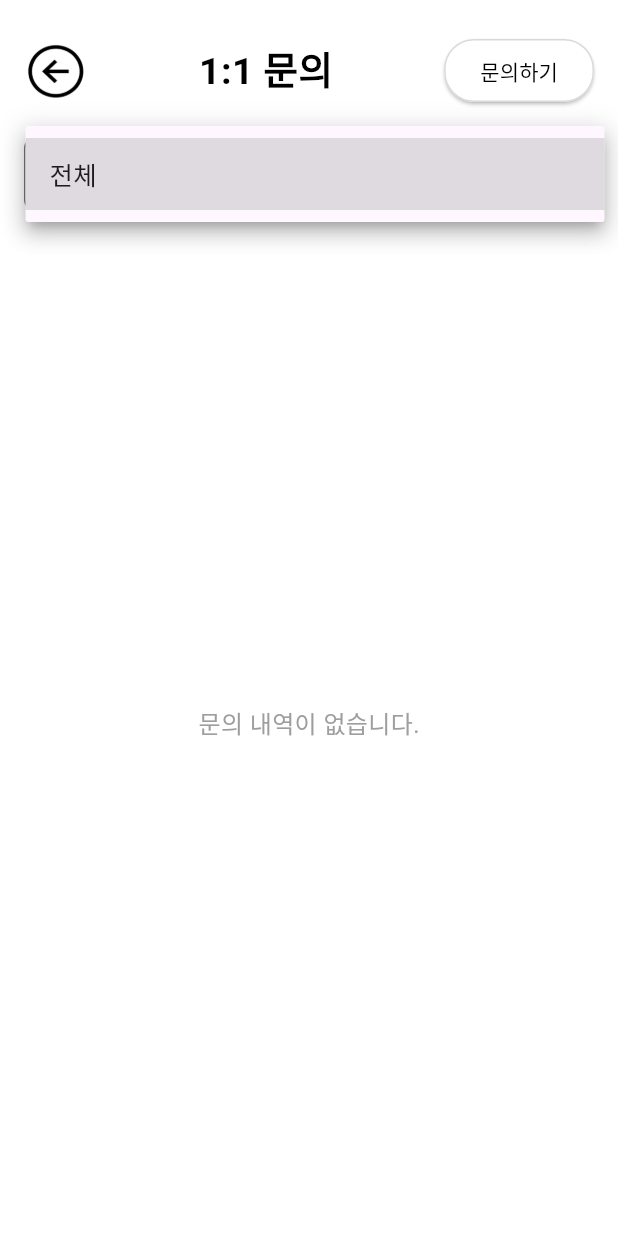
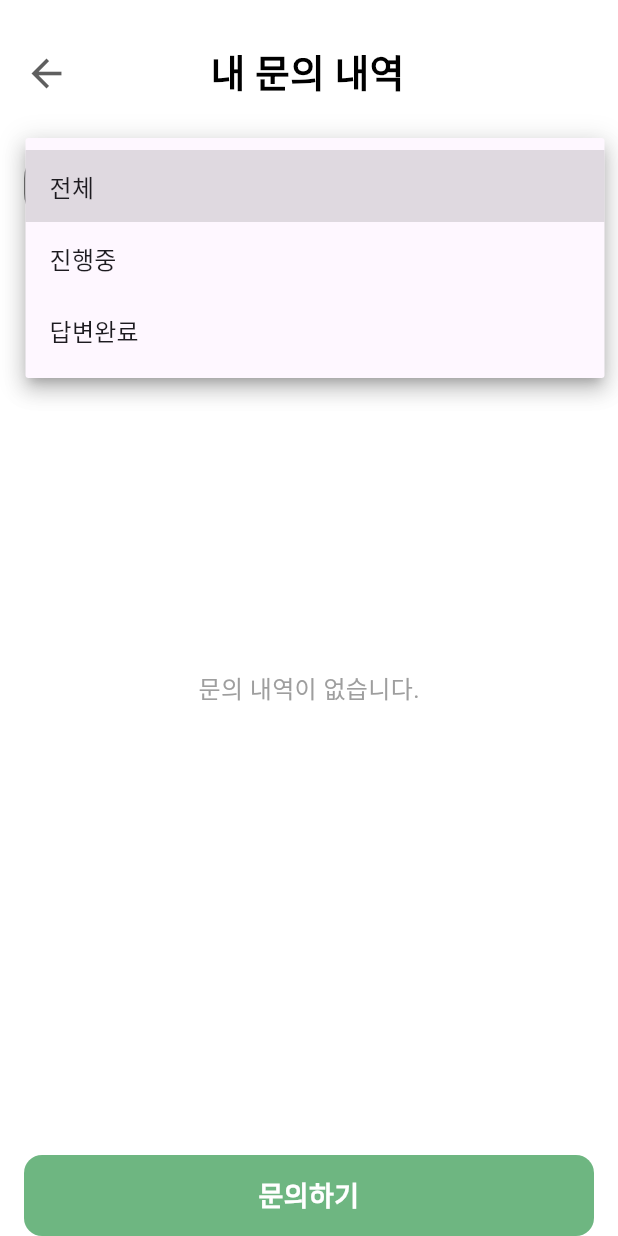
Before and after one commit to Ssdam-Ssdam/Ssdam_Frontend, a Flutter app: the InquiryScreen screen opened directly with empty values, after a tap on "전체", on a phone screen of 412 x 824 dp. Run offline on Flutter 3.47's test engine with Material 3 defaults, Android fonts, the phone set to English and light mode, and no system bars; our stand-ins replace flutter_map, flutter_secure_storage, image_picker, latlong2; missing offline and left inert: daum_postcode_search; accounts and stored records are empty; network calls fail; Roboto replaces fonts that are missing (Pretendard).

Commit message:
fix: add _filterInquiries & update UI design in inquiryScreen

```diff
--- a/lib/screens/inquiry_screen.dart
+++ b/lib/screens/inquiry_screen.dart
@@ -14,7 +14,6 @@ class InquiryScreen extends StatefulWidget {
     required this.onNavigateBack,
     required this.onNavigateToInquiryCreate, // 콜백 초기화
     required this.onNavigateToInquiryDetail,
-
   });
 
   @override
@@ -24,6 +23,7 @@ class InquiryScreen extends StatefulWidget {
 class _InquiryScreenState extends State<InquiryScreen> {
   String selectedValue = '전체'; // 드롭다운 초기값
   List<Map<String, dynamic>> inquiries = []; // 문의 데이터 리스트
+  List<Map<String, dynamic>> filteredInquiries = []; // 필터링된 문의 데이터 리스트
   final String url = "http://3.36.62.234:3000/inquiry/view-all"; // 서버 URL
 
   @override
@@ -54,6 +54,7 @@ class _InquiryScreenState extends State<InquiryScreen> {
         if (responseData.containsKey('inquiry')) {
           setState(() {
             inquiries = List<Map<String, dynamic>>.from(responseData['inquiry']);
+            filteredInquiries = List.from(inquiries); // 초기에는 전체 데이터를 필터링된 데이터로 설정
           });
         } else {
           print("문의 데이터가 없습니다: ${response.body}");
@@ -64,6 +65,19 @@ class _InquiryScreenState extends State<InquiryScreen> {
     } catch (error) {
       print("네트워크 오류: $error");
     }
+  }
+
+  void _filterInquiries() {
+    setState(() {
+      if (selectedValue == '전체') {
+        filteredInquiries = List.from(inquiries); // 전체 선택 시 모든 문의 내역을 보여줌
+      } else {
+        filteredInquiries = inquiries.where((inquiry) {
+          String statusText = _getStatusText(inquiry['res_status']);
+          return statusText == selectedValue; // '진행중' 또는 '답변완료'에 맞게 필터링
+        }).toList();
+      }
+    });
   }
 
   String _formatDate(String? dateStr) {
@@ -141,56 +155,49 @@ class _InquiryScreenState extends State<InquiryScreen> {
   Widget build(BuildContext context) {
     return Scaffold(
       backgroundColor: Colors.white, // 배경색 흰색 설정
-      body: Padding(
-        // padding: const EdgeInsets.all(16.0),
-        padding: const EdgeInsets.only(right: 16, bottom: 16, left:16, top:23),
-        child: Column(
+      body: Column(
         children: [
-            Row(
+          Padding(
+            padding: const EdgeInsets.only(right: 16, bottom: 16, left: 16, top: 30), // 상단 여백 증가
+            child: Row(
               children: [
                 GestureDetector(
                   onTap: widget.onNavigateBack,
-                  child: Image.asset(
-                    'assets/backbutton.png',
-                    height: 40,
+                  child: Icon(
+                    Icons.arrow_back, // 기본 안드로이드 뒤로가기 화살표 아이콘
+                    color: Color(0xFF5F5F5F), // 색상 #5f5f5f 설정
+                    size: 30, // 아이콘 크기 조정
                   ),
                 ),
-                Spacer(),
-                Text(
-                  '1:1 문의',
+                Spacer(),  // 왼쪽 아이콘과 텍스트 사이에 공간을 추가
+                Padding(
+                  padding: const EdgeInsets.only(right: 32.0), // 왼쪽으로 10px 이동
+                  child: Text(
+                    '내 문의 내역',
                     style: TextStyle(
                       color: Colors.black,
                       fontWeight: FontWeight.w600,
                       fontSize: 25,
                     ),
                   ),
-                Spacer(),
-                ElevatedButton(
-                  onPressed: widget.onNavigateToInquiryCreate, // InquiryCreateScreen으로 이동
-                  style: ElevatedButton.styleFrom(
-                    backgroundColor: Colors.white,
-                    side: BorderSide(color: Color(0xFFD9D9D9)),
-                    shape: RoundedRectangleBorder(
-                      borderRadius: BorderRadius.circular(20),
                 ),
-                    minimumSize: Size(90, 42),
-                  ),
-                  child: Text(
-                    '문의하기',
-                    style: TextStyle(color: Colors.black),
+                Spacer(),  // 텍스트 오른쪽에도 공간을 추가하여 화면 중앙에 정렬
+              ],
             ),
           ),
-              ],
-            ),
-            SizedBox(height: 20),
+
+
+          SizedBox(height: 15), // 상단과 문의하기 버튼 사이 간격 증가
           Row(
             children: [
               Expanded(
+                child: Padding(
+                  padding: const EdgeInsets.symmetric(horizontal: 16.0), // 좌우 여백 추가
                   child: Container(
                     padding: EdgeInsets.symmetric(horizontal: 16.0),
                     decoration: BoxDecoration(
                       border: Border.all(color: Colors.black54),
-                      borderRadius: BorderRadius.circular(8.0),
+                      borderRadius: BorderRadius.circular(20.0), // 드롭다운 박스 둥글게 수정
                     ),
                     child: DropdownButton<String>(
                       value: selectedValue,
@@ -199,15 +206,16 @@ class _InquiryScreenState extends State<InquiryScreen> {
                       onChanged: (String? newValue) {
                         setState(() {
                           selectedValue = newValue!;
+                          _filterInquiries(); // 드롭다운 값이 변경될 때마다 필터링
                         });
                       },
-                      items: <String>['전체']
+                      items: <String>['전체', '진행중', '답변완료']
                           .map<DropdownMenuItem<String>>((String value) {
                         return DropdownMenuItem<String>(
                           value: value,
                           child: Text(
                             value,
-                            style: TextStyle(fontSize: 17),
+                            style: TextStyle(fontSize: 16),
                           ),
                         );
                       }).toList(),
@@ -215,11 +223,13 @@ class _InquiryScreenState extends State<InquiryScreen> {
                     ),
                   ),
                 ),
+              ),
             ],
           ),
+
           SizedBox(height: 16),
           Expanded(
-              child: inquiries.isEmpty
+            child: filteredInquiries.isEmpty
                 ? Center(
               child: Text(
                 '문의 내역이 없습니다.',
@@ -227,9 +237,9 @@ class _InquiryScreenState extends State<InquiryScreen> {
               ),
             )
                 : ListView.builder(
-                itemCount: inquiries.length,
+              itemCount: filteredInquiries.length,
               itemBuilder: (context, index) {
-                  final inquiry = inquiries[index];
+                final inquiry = filteredInquiries[index];
                 return GestureDetector(
                   onTap: () async {
                     final inquiryId = inquiry['inquiryId'];
@@ -241,8 +251,8 @@ class _InquiryScreenState extends State<InquiryScreen> {
                       print("상세 데이터를 가져오는 데 실패했습니다.");
                     }
                   },
-
-
+                  child: Padding(
+                    padding: const EdgeInsets.symmetric(horizontal: 16.0), // 좌우 여백 추가
                     child: Column(
                       children: [
                         Card(
@@ -264,29 +274,30 @@ class _InquiryScreenState extends State<InquiryScreen> {
                                       ),
                                     ),
                                     Container(
-                                      padding: EdgeInsets.symmetric(
-                                          vertical: 4.0, horizontal: 12.0),
+                                      padding: EdgeInsets.symmetric(horizontal: 9, vertical: 6),
                                       decoration: BoxDecoration(
-                                        color: Colors.white, // 배경 흰색
                                         border: Border.all(
-                                            color: _getStatusColor(inquiry['res_status'])), // 상태 색상
-                                        borderRadius: BorderRadius.circular(20.0), // 둥근 테두리
+                                          color: _getStatusColor(inquiry['res_status']),
+                                        ),
+                                        borderRadius: BorderRadius.circular(12),
                                       ),
                                       child: Text(
                                         _getStatusText(inquiry['res_status']),
                                         style: TextStyle(
-                                          fontSize: 15,
-                                          color: _getStatusColor(inquiry['res_status']), // 상태 색상
+                                          fontSize: 11,
+                                          fontWeight: FontWeight.w600,
+                                          color: _getStatusColor(inquiry['res_status']),
                                         ),
                                       ),
                                     ),
                                   ],
                                 ),
-                                SizedBox(height: 7),
+                                SizedBox(height: 5),
                                 Text(
-                                  inquiry['title'] ?? '',
+                                  inquiry['title'],
                                   style: TextStyle(
-                                    fontSize: 18,
+                                    fontSize: 16,
+                                    fontWeight: FontWeight.w600,
                                     color: Colors.black,
                                   ),
                                 ),
@@ -297,13 +308,37 @@ class _InquiryScreenState extends State<InquiryScreen> {
                         Divider(),
                       ],
                     ),
+                  ),
                 );
               },
+            ),
+          ),
+          SizedBox(height: 16), // 버튼과 리스트 간격을 더 여유 있게 설정
+          Padding(
+            padding: const EdgeInsets.symmetric(horizontal: 16.0), // 좌우 여백만 남김
+            child: GestureDetector(
+              onTap: widget.onNavigateToInquiryCreate, // 문의하기 화면으로 이동
+              child: Container(
+                width: double.infinity,
+                padding: EdgeInsets.symmetric(vertical: 14.0), // 버튼의 세로 길이에 맞게 여백 설정
+                decoration: BoxDecoration(
+                  color: Color(0xFF6EB681), // 배경색 설정
+                  borderRadius: BorderRadius.circular(12.0),
+                ),
+                child: Text(
+                  '문의하기',
+                  textAlign: TextAlign.center,
+                  style: TextStyle(
+                    color: Colors.white,
+                    fontSize: 18,
+                    fontWeight: FontWeight.w600,
+                  ),
+                ),
+              ),
             ),
           )
         ],
       ),
-      ),
     );
   }
 }
```
Lines whose indentation alone changed are shown as unchanged.
